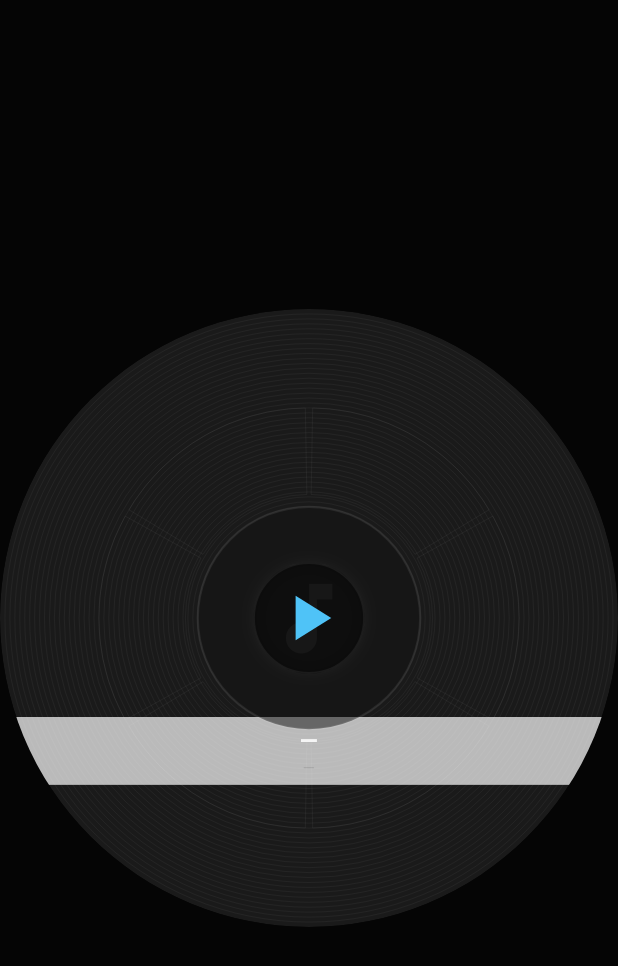
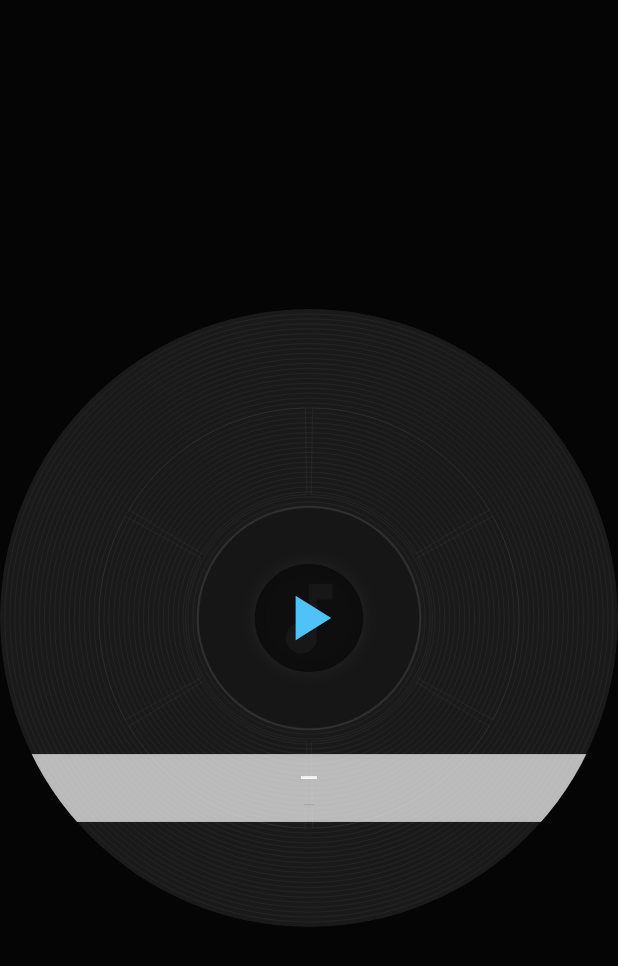
Before and after one commit to TheBToby/sonos-tt, a Flutter app: the screen it shows after launch, on a phone screen of 412 x 824 dp. Shown: the top 966 px of the screen. Run offline on Flutter 3.47's test engine with Material 3 defaults, Android fonts, the phone set to English and light mode, and no system bars; our stand-ins replace shared_preferences; network calls fail.

Commit message:
UI: fix digital clock seconds wrapping, symmetric turntable bars
- Digital clock: widen fixed SizedBox (0.09 → 0.14) + maxLines: 1 so
  seconds stay on one line for all values
- Turntable: move speaker name bar up 5% (top 0.25 → 0.20)
- Turntable: adjust playback bar position (bottom 0.23 → 0.17) so the
  gap from vertical center is symmetric with the speaker name bar

```diff
--- a/lib/screens/turntable_screen.dart
+++ b/lib/screens/turntable_screen.dart
@@ -205,10 +205,10 @@ class _TurntableLayerState extends State<TurntableLayer> {
                 ),
               ),
             ),
-            // Speaker name at top
+            // Speaker name at top — moved up 5% for better vertical balance
             if (state.sonos.activeSpeaker?.name.isNotEmpty ?? false)
               Positioned(
-                top: size * 0.25,
+                top: size * 0.20,
                 left: 0,
                 right: 0,
                 child: Container(
@@ -227,9 +227,10 @@ class _TurntableLayerState extends State<TurntableLayer> {
                   ),
                 ),
               ),
-            // Track info at bottom
+            // Track info at bottom — positioned so the gap from center
+            // matches the speaker name bar (symmetric vertical balance)
             Positioned(
-              bottom: size * 0.23,
+              bottom: size * 0.17,
               left: 0,
               right: 0,
               child: Container(
```
Also changed, not shown: lib/screens/screensaver_layer.dart (+5 -2 lines).
